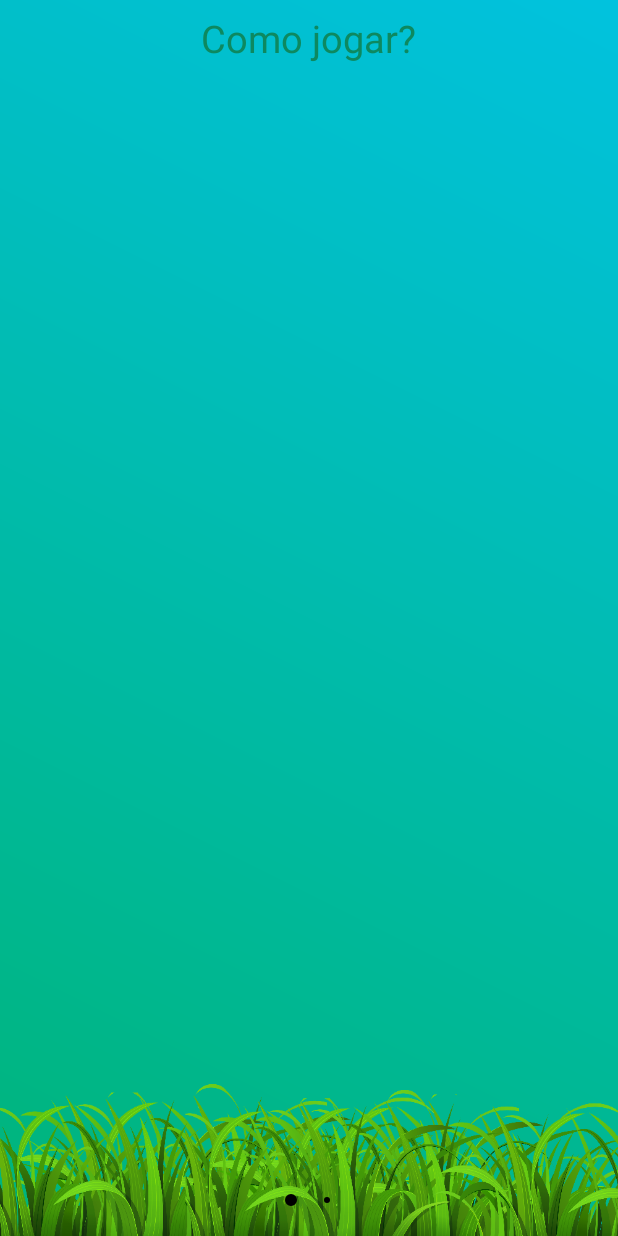
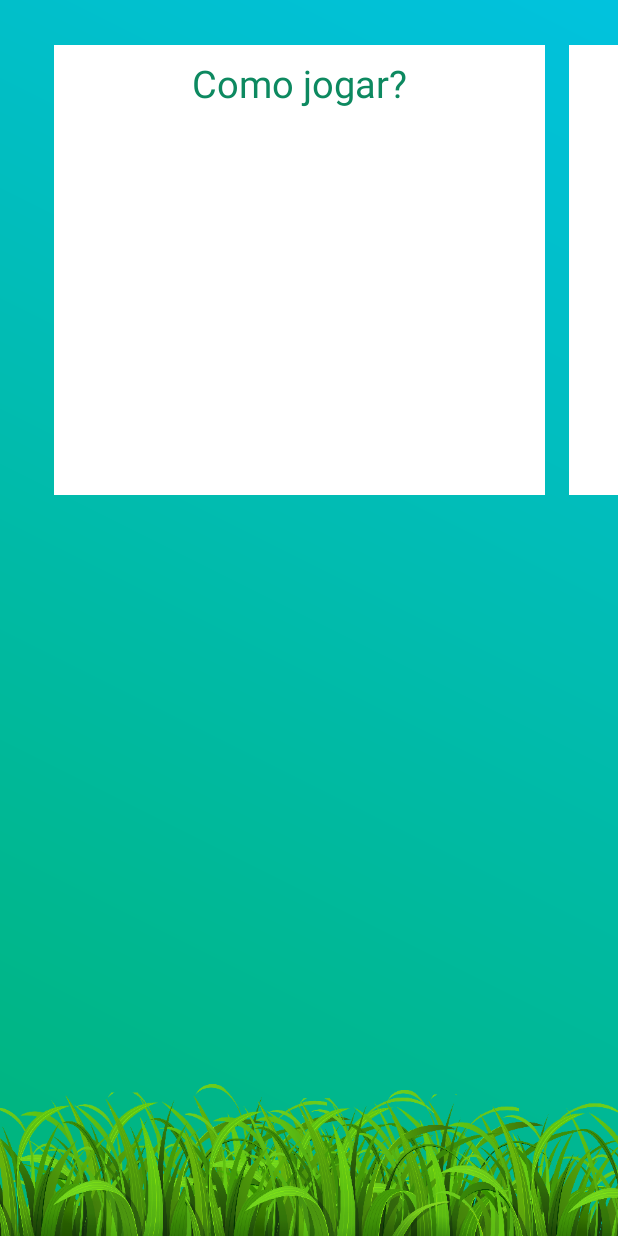
Before and after one commit to erickkenji/HiperForca, an Android app: the TutorialActivity screen opened directly, with no data from a screen before it, on a phone screen of 412 x 824 dp. Run offline under Robolectric (Android 15) with nearby library versions, the phone set to English and light mode, and no system bars.

Commit message:
Carousel tutorial

```diff
--- a/app/src/main/java/com/example/neo/hiperforca/GallowsController.kt
+++ b/app/src/main/java/com/example/neo/hiperforca/GallowsController.kt
@@ -121,7 +121,7 @@ class GallowsController(private val context: Context, private val listener: List
     private fun onGameLose(lostByTime: Boolean, penalty: Int = 0) {
         hasActiveGame = false
         timer?.cancel()
-        val newScore = GallowsPreferences.addScore(context, -1 * penalty)
+        val newScore = GallowsPreferences.addScore(context, -penalty)
         listener.onGameLose(word, wrongLetters, lostByTime, newScore)
     }
     // endregion
--- a/app/src/main/java/tutorial/TutorialActivity.kt
+++ b/app/src/main/java/tutorial/TutorialActivity.kt
@@ -13,7 +13,8 @@ class TutorialActivity : AppCompatActivity() {
     override fun onCreate(savedInstanceState: Bundle?) {
         super.onCreate(savedInstanceState)
         setContentView(R.layout.activity_tutorial)
-        activity_tutorial_pager_pagination.setupWithViewPager(activity_tutorial_pager)
+        activity_tutorial_pager.clipToPadding = false
+        activity_tutorial_pager.pageMargin = 24
         activity_tutorial_pager.adapter = TutorialPagerAdapter(supportFragmentManager)
     }
 
--- a/app/src/main/java/tutorial/TutorialPagerAdapter.kt
+++ b/app/src/main/java/tutorial/TutorialPagerAdapter.kt
@@ -19,4 +19,8 @@ class TutorialPagerAdapter(fragmentManager: FragmentManager): FragmentPagerAdapt
     override fun getCount(): Int {
         return 2
     }
+
+    override fun getPageWidth(position: Int): Float {
+        return 0.93f
+    }
 }
--- a/app/src/main/res/layout/activity_tutorial.xml
+++ b/app/src/main/res/layout/activity_tutorial.xml
@@ -3,17 +3,22 @@
     xmlns:android="http://schemas.android.com/apk/res/android"
     xmlns:app="http://schemas.android.com/apk/res-auto"
     android:layout_width="match_parent"
-    android:layout_height="wrap_content">
+    android:layout_height="match_parent"
+    android:background="@drawable/bg_gradient">
+
     <android.support.v4.view.ViewPager
         android:id="@+id/activity_tutorial_pager"
+        android:layout_centerHorizontal="true"
         android:layout_width="match_parent"
-        android:layout_height="match_parent"/>
-    <android.support.design.widget.TabLayout
-        android:id="@+id/activity_tutorial_pager_pagination"
+        android:layout_height="300dp"
+        android:layout_marginTop="30dp"
+        android:paddingStart="36dp"
+        android:paddingEnd="24dp"/>
+
+    <ImageView
+        android:layout_width="800dp"
+        android:layout_height="120dp"
         android:layout_alignParentBottom="true"
-        android:layout_width="match_parent"
-        android:layout_height="wrap_content"
-        app:tabBackground="@drawable/tab_selector"
-        app:tabGravity="center"
-        app:tabIndicatorHeight="0dp"/>
+        android:scaleType="fitXY"
+        android:src="@drawable/ico_grass"/>
 </RelativeLayout>
--- a/app/src/main/res/layout/fragment_tutorial_rules.xml
+++ b/app/src/main/res/layout/fragment_tutorial_rules.xml
@@ -1,25 +1,18 @@
 <?xml version="1.0" encoding="utf-8"?>
-<RelativeLayout xmlns:android="http://schemas.android.com/apk/res/android"
+<LinearLayout xmlns:android="http://schemas.android.com/apk/res/android"
     xmlns:app="http://schemas.android.com/apk/res-auto"
     android:id="@+id/activity_main_container"
     android:layout_width="match_parent"
     android:layout_height="match_parent"
-    android:background="@drawable/bg_gradient"
+    android:background="@color/white"
     android:orientation="vertical">
 
     <TextView
         android:layout_width="wrap_content"
         android:layout_height="wrap_content"
-        android:layout_centerHorizontal="true"
+        android:layout_gravity="center"
         android:text="Como jogar?"
         android:textColor="@color/color_primary_dark"
         android:layout_marginTop="8dp"
         android:textSize="25sp"/>
-
-    <ImageView
-        android:layout_width="800dp"
-        android:layout_height="120dp"
-        android:layout_alignParentBottom="true"
-        android:scaleType="fitXY"
-        android:src="@drawable/ico_grass"/>
-</RelativeLayout>
+</LinearLayout>
--- a/app/src/main/res/layout/fragment_tutorial_score.xml
+++ b/app/src/main/res/layout/fragment_tutorial_score.xml
@@ -1,25 +1,18 @@
 <?xml version="1.0" encoding="utf-8"?>
-<RelativeLayout xmlns:android="http://schemas.android.com/apk/res/android"
+<LinearLayout xmlns:android="http://schemas.android.com/apk/res/android"
     xmlns:app="http://schemas.android.com/apk/res-auto"
     android:id="@+id/activity_main_container"
-    android:layout_width="match_parent"
+    android:layout_width="250dp"
     android:layout_height="match_parent"
-    android:background="@drawable/bg_gradient"
+    android:background="@color/white"
     android:orientation="vertical">
 
     <TextView
         android:layout_width="wrap_content"
         android:layout_height="wrap_content"
-        android:layout_centerHorizontal="true"
+        android:layout_gravity="center"
         android:text="Pontuação"
         android:textColor="@color/color_primary_dark"
         android:layout_marginTop="8dp"
         android:textSize="25sp"/>
-
-    <ImageView
-        android:layout_width="800dp"
-        android:layout_height="120dp"
-        android:layout_alignParentBottom="true"
-        android:scaleType="fitXY"
-        android:src="@drawable/ico_grass"/>
-</RelativeLayout>
+</LinearLayout>
```
